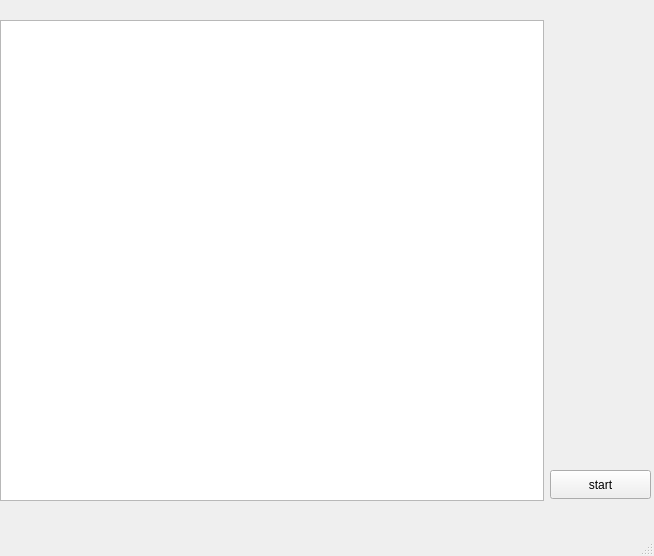
Before: the Qt Designer form mainwindow.ui in OstrovskyAndriy/screener, drawn with Qt 5.
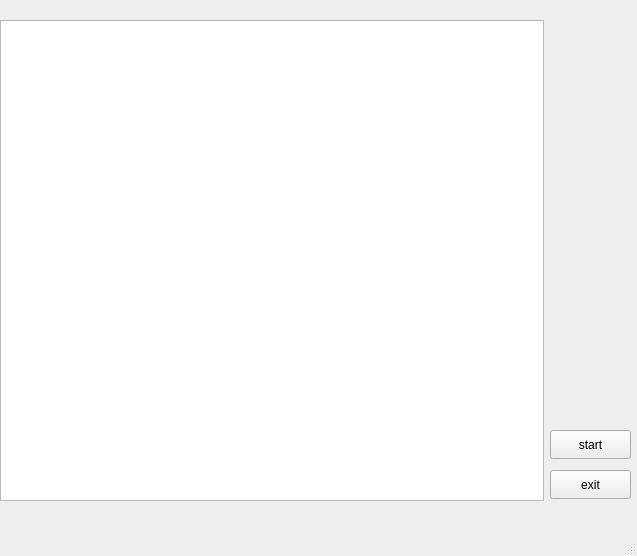
After: the same form once the commit is applied. Icons and pictures are not drawn.

The edit to the form file:
```diff
--- a/mainwindow.ui
+++ b/mainwindow.ui
@@ -6,7 +6,7 @@
    <rect>
     <x>0</x>
     <y>0</y>
-    <width>654</width>
+    <width>637</width>
     <height>556</height>
    </rect>
   </property>
@@ -18,8 +18,8 @@
     <property name="geometry">
      <rect>
       <x>550</x>
-      <y>470</y>
-      <width>101</width>
+      <y>430</y>
+      <width>81</width>
       <height>29</height>
      </rect>
     </property>
@@ -37,6 +37,19 @@
      </rect>
     </property>
    </widget>
+   <widget class="QPushButton" name="closebutton">
+    <property name="geometry">
+     <rect>
+      <x>550</x>
+      <y>470</y>
+      <width>81</width>
+      <height>29</height>
+     </rect>
+    </property>
+    <property name="text">
+     <string>exit</string>
+    </property>
+   </widget>
   </widget>
   <widget class="QMenuBar" name="menubar">
    <property name="geometry">
```
Left out of the diff: 12 changed lines with no effect on the pictures.
